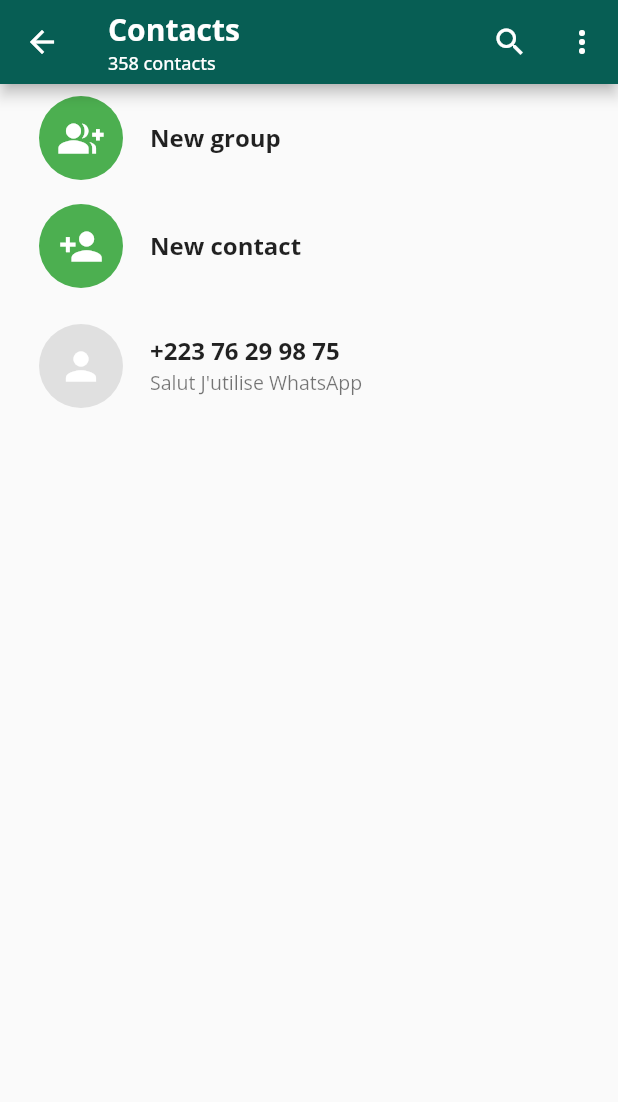
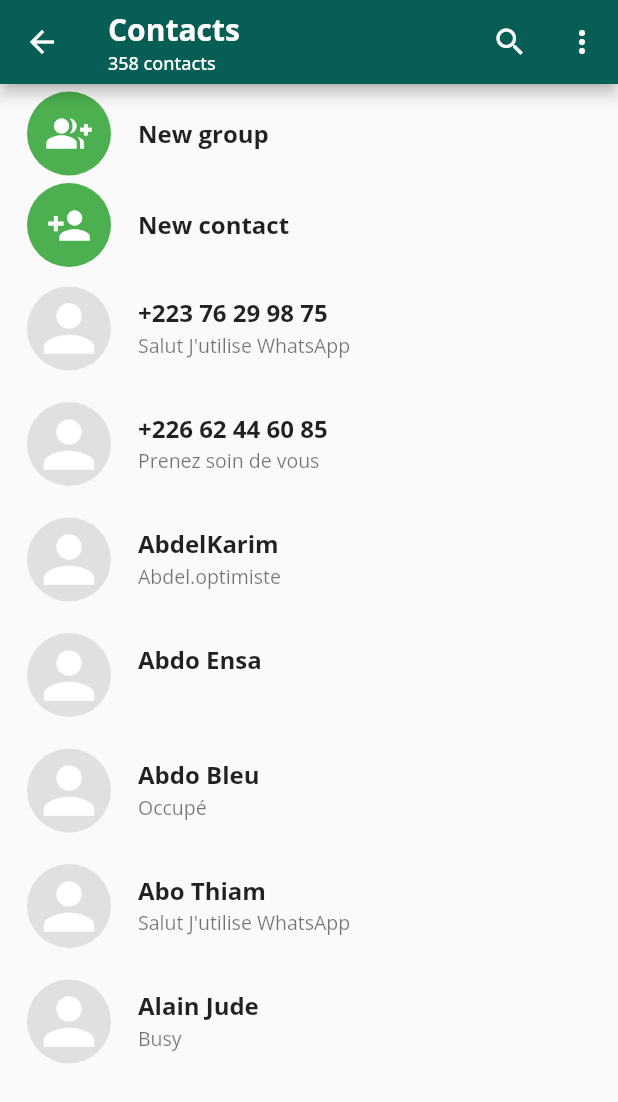
Before and after one commit to Hisdaele/whatsapp-clone, a Flutter app: the SelectContactScreen screen opened directly, on a phone screen of 412 x 824 dp. Shown: the top 1102 px of the screen. Run offline on Flutter 3.47's test engine with Material 2 defaults, Android fonts, the phone set to English and light mode, and no system bars; our stand-ins replace google_fonts.

Commit message:
create the screen for group creation

```diff
--- a/mobile/lib/custom_ui/contact_card.dart
+++ b/mobile/lib/custom_ui/contact_card.dart
@@ -9,19 +9,38 @@ class ContactCard extends StatelessWidget {
   @override
   Widget build(BuildContext context) {
     return ListTile(
-      leading: CircleAvatar(
+      leading: Stack(
+        children: [
+          CircleAvatar(
             backgroundColor: Colors.grey.shade300,
             radius: 30,
             child: const Icon(
               Icons.person,
-          size: 30,
+              size: 50,
               color: Colors.white,
             ),
           ),
+          Visibility(
+            visible: contact.isSelected,
+             child: Positioned(
+              bottom: 0,
+              right: 0,
+              child: CircleAvatar(
+                backgroundColor: Theme.of(context).primaryColor,
+                radius: 11,
+                child: const Icon(
+                  Icons.check,
+                  color: Colors.white,
+                  size: 18,
+                ),
+              ),
+            ),
+          ),
+        ],
+      ),
       title: Text(
         contact.name.isNotEmpty ? contact.name : contact.phoneNumber,
-        style: const TextStyle(
-            fontSize: 16, fontWeight: FontWeight.bold),
+        style: const TextStyle(fontSize: 16, fontWeight: FontWeight.bold),
       ),
       subtitle: Text(
         contact.actus,
--- a/mobile/lib/models/contact.dart
+++ b/mobile/lib/models/contact.dart
@@ -3,11 +3,13 @@ class Contact {
   String name;
   String icon;
   String actus;
+  bool isSelected;
 
   Contact({
     required this.phoneNumber,
     required this.name,
     required this.icon,
     required this.actus,
+    this.isSelected = false
   });
 }
--- a/mobile/lib/screens/select_contact_screen.dart
+++ b/mobile/lib/screens/select_contact_screen.dart
@@ -2,6 +2,7 @@ import 'package:flutter/material.dart';
 import 'package:whatsapp/custom_ui/button_card.dart';
 import 'package:whatsapp/custom_ui/contact_card.dart';
 import 'package:whatsapp/models/contact.dart';
+import 'package:whatsapp/screens/create_group_screen.dart';
 
 class SelectContactScreen extends StatefulWidget {
   const SelectContactScreen({Key? key}) : super(key: key);
@@ -17,18 +18,60 @@ class _SelectContactScreenState extends State<SelectContactScreen> {
         name: '',
         icon: '',
         actus: "Salut J'utilise WhatsApp"),
+    Contact(
+        phoneNumber: '+226 62 44 60 85',
+        name: '',
+        icon: '',
+        actus: "Prenez soin de vous"),
+    Contact(
+        phoneNumber: 'AbdelKarim',
+        name: '',
+        icon: '',
+        actus: "Abdel.optimiste"),
+    Contact(
+        phoneNumber: 'Abdo Ensa',
+        name: '',
+        icon: '',
+        actus: ""),
+    Contact(
+        phoneNumber: 'Abdo Bleu',
+        name: '',
+        icon: '',
+        actus: "Occupé"),
+    Contact(
+        phoneNumber: 'Abo Thiam',
+        name: '',
+        icon: '',
+        actus: "Salut J'utilise WhatsApp"),
+    Contact(
+        phoneNumber: 'Alain Jude',
+        name: '',
+        icon: '',
+        actus: "Busy"),
   ];
   final items = <Widget>[];
-
 
   @override
   void initState() {
     super.initState();
-    items.add(const ButtonCard(name: 'New group', icon: Icons.group_add));
-    items.add(const ButtonCard(name: 'New contact', icon: Icons.person_add));
+    items.add(_createAddGroupButton());
+    items.add(_createAddPersonButton());
     for (var element in contacts) {
       items.add(ContactCard(contact: element));
     }
+  }
+
+  Widget _createAddPersonButton() =>
+      const ButtonCard(name: 'New contact', icon: Icons.person_add);
+
+  Widget _createAddGroupButton() {
+    return InkWell(
+      onTap: () {
+        Navigator.push(context,
+            MaterialPageRoute(builder: (context) => const CreateGroupScreen()));
+      },
+      child: const ButtonCard(name: 'New group', icon: Icons.group_add),
+    );
   }
 
   @override
@@ -78,9 +121,9 @@ class _SelectContactScreenState extends State<SelectContactScreen> {
       body: ListView.builder(
           itemCount: items.length,
           itemBuilder: (__, index) => Padding(
-            padding: const EdgeInsets.all(8.0),
-            child: items[index],
-          )),
+                padding: const EdgeInsets.only(top: 5),
+                child: items[index],
+              )),
     );
   }
 }
```
Also changed, not shown: mobile/lib/custom_ui/contact_avatar.dart (added, +49 -0 lines), mobile/lib/screens/create_group_screen.dart (added, +116 -0 lines). Lines whose indentation alone changed are shown as unchanged.
